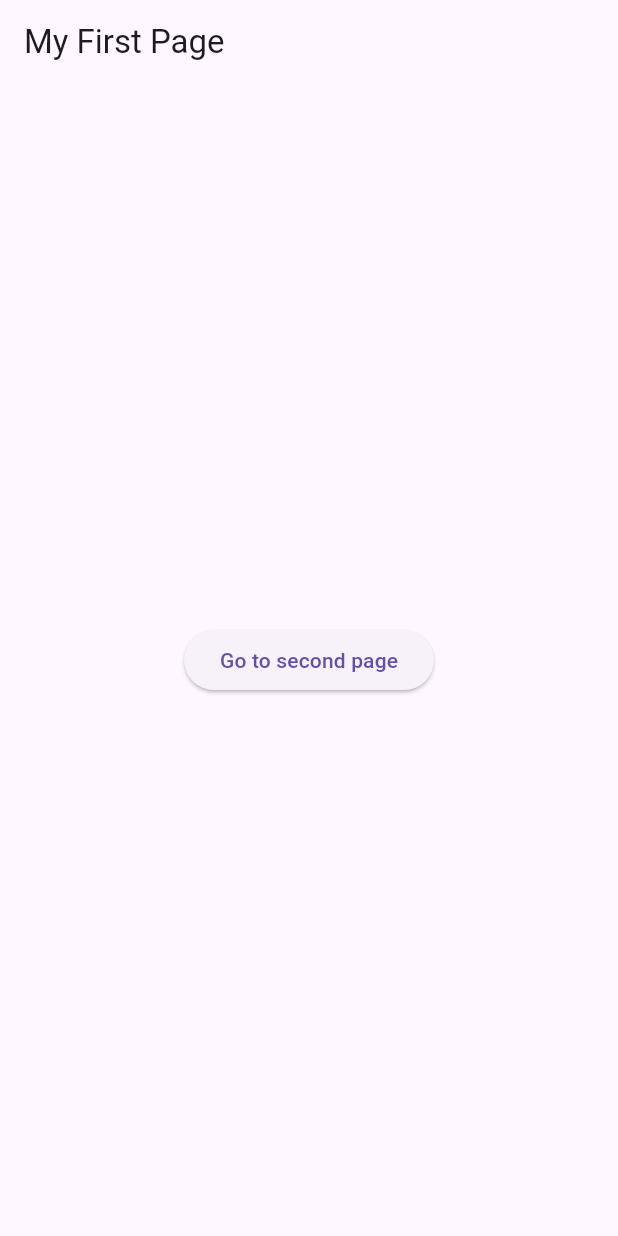
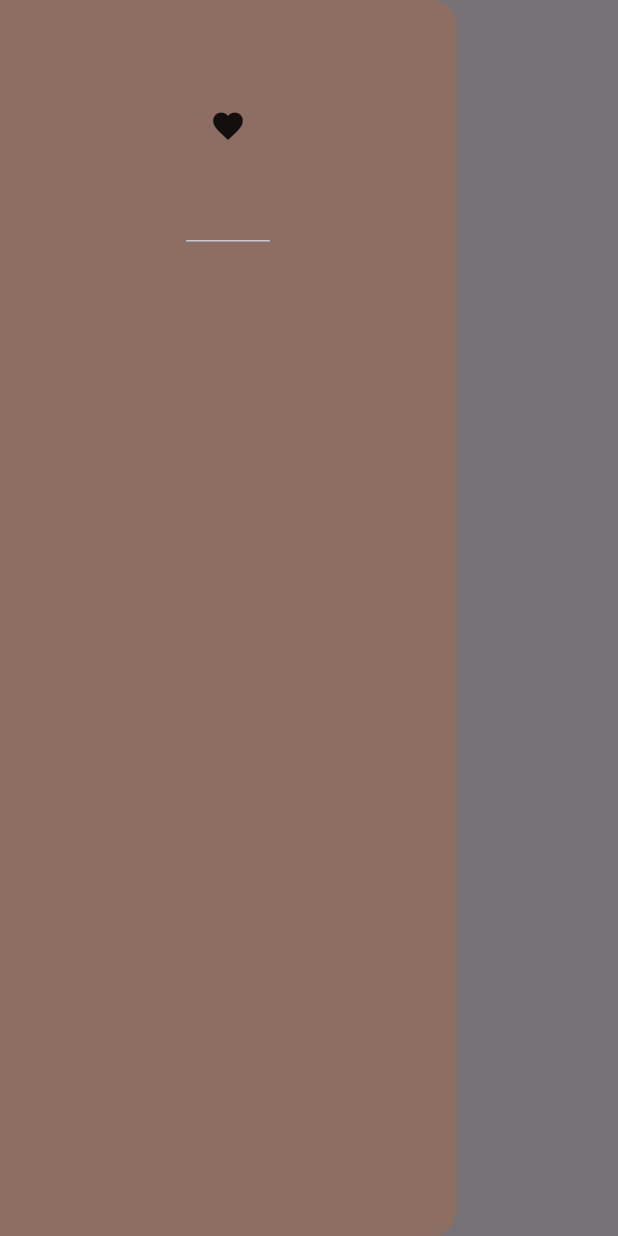
Before and after one commit to Odhi-ambo/flutter_fundamentals_101, a Flutter app: the screen it shows after launch, with the side drawer open (before the commit the screen has no drawer), on a phone screen of 412 x 824 dp. Run offline on Flutter 3.47's test engine with Material 3 defaults, Android fonts, the phone set to English and light mode, and no system bars.

Commit message:
intial commit-drawer widget

```diff
--- a/lib/pages/first_page.dart
+++ b/lib/pages/first_page.dart
@@ -1,5 +1,4 @@
 import 'package:flutter/material.dart';
-import 'package:flutter_for_beginners/pages/second_page.dart';
 
 class FirstPage extends StatelessWidget {
   const FirstPage({super.key});
@@ -8,21 +7,14 @@ class FirstPage extends StatelessWidget {
   Widget build(BuildContext context) {
     return Scaffold(
       appBar: AppBar(
-        title: Text(
-          'My First Page',
+          title: Text(
+        'Fist page',
+      )),
+      drawer: Drawer(
+        backgroundColor: Colors.brown[400],
+        child: Column(
+          children: [DrawerHeader(child: Icon(Icons.favorite))],
         ),
-      ),
-      body: Center(
-        child: ElevatedButton(
-            child: Text('Go to second page'),
-            onPressed: () {
-              //Navigator.push(
-              //     context,
-              //    MaterialPageRoute(
-              //      builder: (context) => SecondPage()
-              //      ),
-              Navigator.pushNamed(context, '/secondpage');
-            }),
       ),
     );
   }
```
